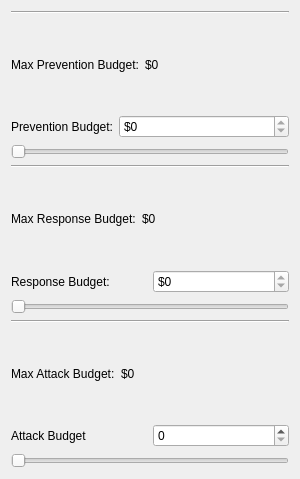
The window that plugins/calculate/BudgetForm.ui (dmzgroup/mbra) describes before a commit, drawn with Qt 5.
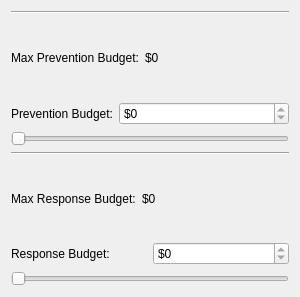
The same window after the commit.

The edit to the form file:
```diff
--- a/plugins/calculate/BudgetForm.ui
+++ b/plugins/calculate/BudgetForm.ui
@@ -7,7 +7,7 @@
     <x>0</x>
     <y>0</y>
     <width>300</width>
-    <height>479</height>
+    <height>297</height>
    </rect>
   </property>
   <property name="windowTitle">
@@ -170,65 +170,6 @@
      </property>
     </widget>
    </item>
-   <item>
-    <widget class="Line" name="line_3">
-     <property name="orientation">
-      <enum>Qt::Horizontal</enum>
-     </property>
-    </widget>
-   </item>
-   <item>
-    <layout class="QHBoxLayout" name="horizontalLayout_5">
-     <item>
-      <widget class="QLabel" name="label_5">
-       <property name="text">
-        <string>Max Attack Budget:</string>
-       </property>
-      </widget>
-     </item>
-     <item>
-      <widget class="QLabel" name="macLabel">
-       <property name="text">
-        <string>$0</string>
-       </property>
-      </widget>
-     </item>
-     <item>
-      <spacer name="horizontalSpacer_2">
-       <property name="orientation">
-        <enum>Qt::Horizontal</enum>
-       </property>
-       <property name="sizeHint" stdset="0">
-        <size>
-         <width>40</width>
-         <height>20</height>
-        </size>
-       </property>
-      </spacer>
-     </item>
-    </layout>
-   </item>
-   <item>
-    <layout class="QHBoxLayout" name="horizontalLayout_6">
-     <item>
-      <widget class="QLabel" name="acLabel">
-       <property name="text">
-        <string>Attack Budget</string>
-       </property>
-      </widget>
-     </item>
-     <item>
-      <widget class="QSpinBox" name="attackBudgetBox"/>
-     </item>
-    </layout>
-   </item>
-   <item>
-    <widget class="QSlider" name="attackBudgetSlider">
-     <property name="orientation">
-      <enum>Qt::Horizontal</enum>
-     </property>
-    </widget>
-   </item>
   </layout>
  </widget>
  <tabstops>
```
Left out of the diff: 32 changed lines with no effect on the pictures.
